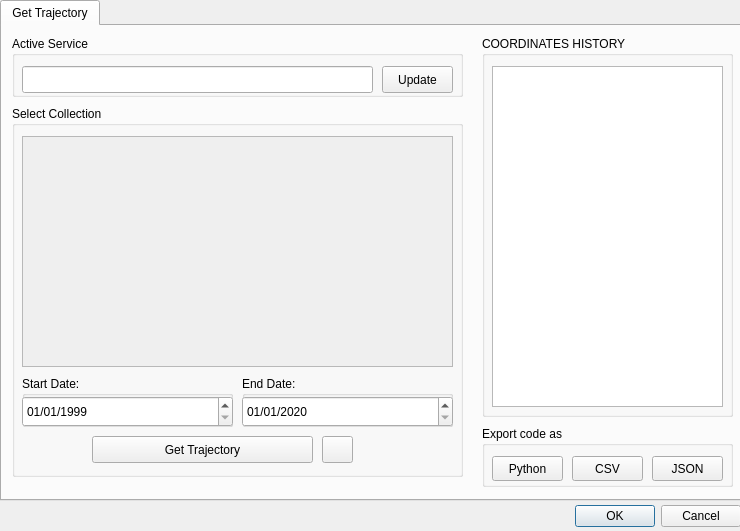
First picture: the form in wlts_plugin/wlts_qgis_dialog_base.ui, repository brazil-data-cube/wlts-qgis, before the edit.
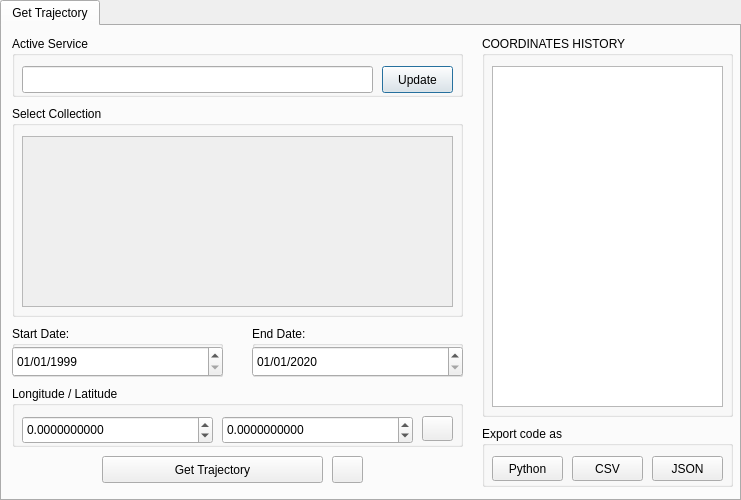
Second picture: the form after the edit.

```diff
--- a/wlts_plugin/wlts_qgis_dialog_base.ui
+++ b/wlts_plugin/wlts_qgis_dialog_base.ui
@@ -6,8 +6,8 @@
    <rect>
     <x>0</x>
     <y>0</y>
-    <width>740</width>
-    <height>531</height>
+    <width>741</width>
+    <height>500</height>
    </rect>
   </property>
   <property name="windowTitle">
@@ -67,7 +67,7 @@
        <x>10</x>
        <y>80</y>
        <width>451</width>
-       <height>371</height>
+       <height>211</height>
       </rect>
      </property>
      <property name="title">
@@ -79,7 +79,7 @@
         <x>10</x>
         <y>30</y>
         <width>431</width>
-        <height>231</height>
+        <height>171</height>
        </rect>
       </property>
       <property name="title">
@@ -91,7 +91,7 @@
          <x>0</x>
          <y>0</y>
          <width>431</width>
-         <height>231</height>
+         <height>171</height>
         </rect>
        </property>
        <property name="widgetResizable">
@@ -103,110 +103,12 @@
           <x>0</x>
           <y>0</y>
           <width>429</width>
-          <height>229</height>
+          <height>169</height>
          </rect>
         </property>
        </widget>
       </widget>
      </widget>
-     <widget class="QGroupBox" name="start_date_group">
-      <property name="geometry">
-       <rect>
-        <x>10</x>
-        <y>270</y>
-        <width>211</width>
-        <height>51</height>
-       </rect>
-      </property>
-      <property name="title">
-       <string>Start Date:</string>
-      </property>
-      <widget class="QDateEdit" name="start_date">
-       <property name="geometry">
-        <rect>
-         <x>0</x>
-         <y>20</y>
-         <width>211</width>
-         <height>31</height>
-        </rect>
-       </property>
-       <property name="dateTime">
-        <datetime>
-         <hour>0</hour>
-         <minute>0</minute>
-         <second>0</second>
-         <year>1999</year>
-         <month>1</month>
-         <day>1</day>
-        </datetime>
-       </property>
-       <property name="displayFormat">
-        <string>dd/MM/yyyy</string>
-       </property>
-      </widget>
-     </widget>
-     <widget class="QGroupBox" name="end_date_group">
-      <property name="geometry">
-       <rect>
-        <x>230</x>
-        <y>270</y>
-        <width>211</width>
-        <height>51</height>
-       </rect>
-      </property>
-      <property name="title">
-       <string>End Date:</string>
-      </property>
-      <widget class="QDateEdit" name="end_date">
-       <property name="geometry">
-        <rect>
-         <x>0</x>
-         <y>20</y>
-         <width>211</width>
-         <height>31</height>
-        </rect>
-       </property>
-       <property name="dateTime">
-        <datetime>
-         <hour>0</hour>
-         <minute>0</minute>
-         <second>0</second>
-         <year>2020</year>
-         <month>1</month>
-         <day>1</day>
-        </datetime>
-       </property>
-       <property name="displayFormat">
-        <string>dd/MM/yyyy</string>
-       </property>
-      </widget>
-     </widget>
-     <widget class="QPushButton" name="search">
-      <property name="geometry">
-       <rect>
-        <x>80</x>
-        <y>330</y>
-        <width>221</width>
-        <height>27</height>
-       </rect>
-      </property>
-      <property name="text">
-       <string>Get Trajectory</string>
-      </property>
-     </widget>
-     <widget class="QPushButton" name="show_help_button">
-      <property name="geometry">
-       <rect>
-        <x>310</x>
-        <y>330</y>
-        <width>31</width>
-        <height>27</height>
-       </rect>
-      </property>
-      <property name="text">
-       <string/>
-      </property>
-     </widget>
     </widget>
     <widget class="QGroupBox" name="services_group">
      <property name="geometry">
@@ -306,24 +208,176 @@
       </property>
      </widget>
     </widget>
+    <widget class="QGroupBox" name="start_date_group">
+     <property name="geometry">
+      <rect>
+       <x>10</x>
+       <y>300</y>
+       <width>211</width>
+       <height>51</height>
+      </rect>
+     </property>
+     <property name="title">
+      <string>Start Date:</string>
+     </property>
+     <widget class="QDateEdit" name="start_date">
+      <property name="geometry">
+       <rect>
+        <x>0</x>
+        <y>20</y>
+        <width>211</width>
+        <height>31</height>
+       </rect>
+      </property>
+      <property name="dateTime">
+       <datetime>
+        <hour>0</hour>
+        <minute>0</minute>
+        <second>0</second>
+        <year>1999</year>
+        <month>1</month>
+        <day>1</day>
+       </datetime>
+      </property>
+      <property name="displayFormat">
+       <string>dd/MM/yyyy</string>
+      </property>
+     </widget>
+    </widget>
+    <widget class="QGroupBox" name="end_date_group">
+     <property name="geometry">
+      <rect>
+       <x>250</x>
+       <y>300</y>
+       <width>211</width>
+       <height>51</height>
+      </rect>
+     </property>
+     <property name="title">
+      <string>End Date:</string>
+     </property>
+     <widget class="QDateEdit" name="end_date">
+      <property name="geometry">
+       <rect>
+        <x>0</x>
+        <y>20</y>
+        <width>211</width>
+        <height>31</height>
+       </rect>
+      </property>
+      <property name="dateTime">
+       <datetime>
+        <hour>0</hour>
+        <minute>0</minute>
+        <second>0</second>
+        <year>2020</year>
+        <month>1</month>
+        <day>1</day>
+       </datetime>
+      </property>
+      <property name="displayFormat">
+       <string>dd/MM/yyyy</string>
+      </property>
+     </widget>
+    </widget>
+    <widget class="QPushButton" name="search_button">
+     <property name="geometry">
+      <rect>
+       <x>100</x>
+       <y>430</y>
+       <width>221</width>
+       <height>27</height>
+      </rect>
+     </property>
+     <property name="text">
+      <string>Get Trajectory</string>
+     </property>
+    </widget>
+    <widget class="QPushButton" name="show_help_button">
+     <property name="geometry">
+      <rect>
+       <x>330</x>
+       <y>430</y>
+       <width>31</width>
+       <height>27</height>
+      </rect>
+     </property>
+     <property name="text">
+      <string/>
+     </property>
+    </widget>
+    <widget class="QGroupBox" name="longitude_latitude_group">
+     <property name="geometry">
+      <rect>
+       <x>10</x>
+       <y>360</y>
+       <width>451</width>
+       <height>61</height>
+      </rect>
+     </property>
+     <property name="title">
+      <string>Longitude / Latitude</string>
+     </property>
+     <widget class="QDoubleSpinBox" name="input_longitude">
+      <property name="geometry">
+       <rect>
+        <x>10</x>
+        <y>30</y>
+        <width>191</width>
+        <height>28</height>
+       </rect>
+      </property>
+      <property name="decimals">
+       <number>10</number>
+      </property>
+      <property name="minimum">
+       <double>-180.000000000000000</double>
+      </property>
+      <property name="maximum">
+       <double>180.000000000000000</double>
+      </property>
+      <property name="singleStep">
+       <double>0.000001000000000</double>
+      </property>
+     </widget>
+     <widget class="QDoubleSpinBox" name="input_latitude">
+      <property name="geometry">
+       <rect>
+        <x>210</x>
+        <y>30</y>
+        <width>191</width>
+        <height>28</height>
+       </rect>
+      </property>
+      <property name="decimals">
+       <number>10</number>
+      </property>
+      <property name="minimum">
+       <double>-90.000000000000000</double>
+      </property>
+      <property name="maximum">
+       <double>90.000000000000000</double>
+      </property>
+      <property name="value">
+       <double>0.000000000000000</double>
+      </property>
+     </widget>
+     <widget class="QPushButton" name="zoom_to_point">
+      <property name="geometry">
+       <rect>
+        <x>410</x>
+        <y>30</y>
+        <width>31</width>
+        <height>25</height>
+       </rect>
+      </property>
+      <property name="text">
+       <string/>
+      </property>
+     </widget>
+    </widget>
    </widget>
   </widget>
-  <widget class="QDialogButtonBox" name="button_box">
-   <property name="geometry">
-    <rect>
-     <x>20</x>
-     <y>500</y>
-     <width>721</width>
-     <height>32</height>
-    </rect>
-   </property>
-   <property name="orientation">
-    <enum>Qt::Horizontal</enum>
-   </property>
-   <property name="standardButtons">
-    <set>QDialogButtonBox::Cancel|QDialogButtonBox::Ok</set>
-   </property>
-  </widget>
  </widget>
  <resources/>
  <connections>
```
Left out of the diff: 39 changed lines with no effect on the pictures.
